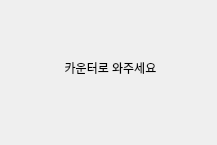
This is ui/cashPay.ui in BSEom/miniP_kiosk as Qt 5 draws it before an edit. The edited form follows.
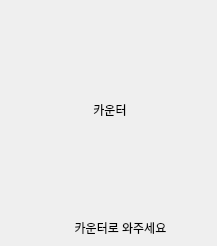
This is the edited form.

```diff
--- a/ui/cashPay.ui
+++ b/ui/cashPay.ui
@@ -7,7 +7,7 @@
     <x>0</x>
     <y>0</y>
     <width>217</width>
-    <height>145</height>
+    <height>246</height>
    </rect>
   </property>
   <property name="minimumSize">
@@ -22,8 +22,8 @@
   <widget class="QLabel" name="label_2">
    <property name="geometry">
     <rect>
-     <x>40</x>
-     <y>60</y>
+     <x>50</x>
+     <y>220</y>
      <width>141</width>
      <height>16</height>
     </rect>
@@ -35,6 +35,37 @@
     <set>Qt::AlignCenter</set>
    </property>
   </widget>
+  <widget class="QLabel" name="counter_label">
+   <property name="geometry">
+    <rect>
+     <x>10</x>
+     <y>10</y>
+     <width>200</width>
+     <height>200</height>
+    </rect>
+   </property>
+   <property name="sizePolicy">
+    <sizepolicy hsizetype="Expanding" vsizetype="Expanding">
+     <horstretch>0</horstretch>
+     <verstretch>0</verstretch>
+    </sizepolicy>
+   </property>
+   <property name="minimumSize">
+    <size>
+     <width>200</width>
+     <height>200</height>
+    </size>
+   </property>
+   <property name="text">
+    <string>카운터</string>
+   </property>
+   <property name="scaledContents">
+    <bool>true</bool>
+   </property>
+   <property name="alignment">
+    <set>Qt::AlignCenter</set>
+   </property>
+  </widget>
  </widget>
  <resources/>
  <connections/>
```
